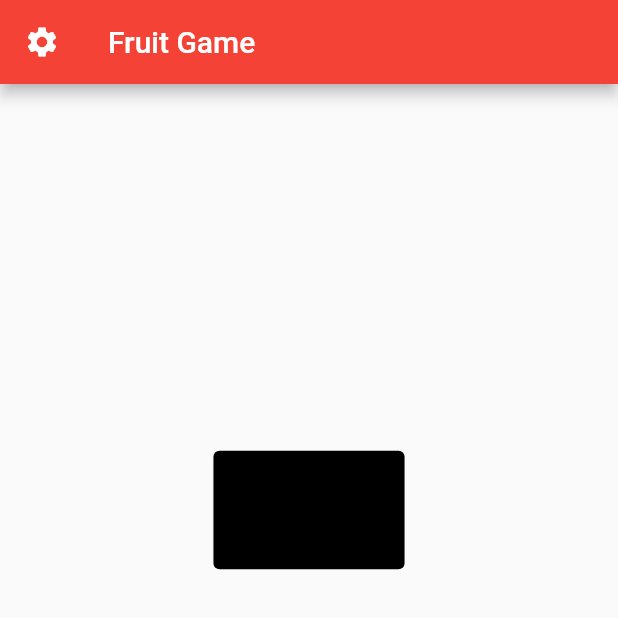
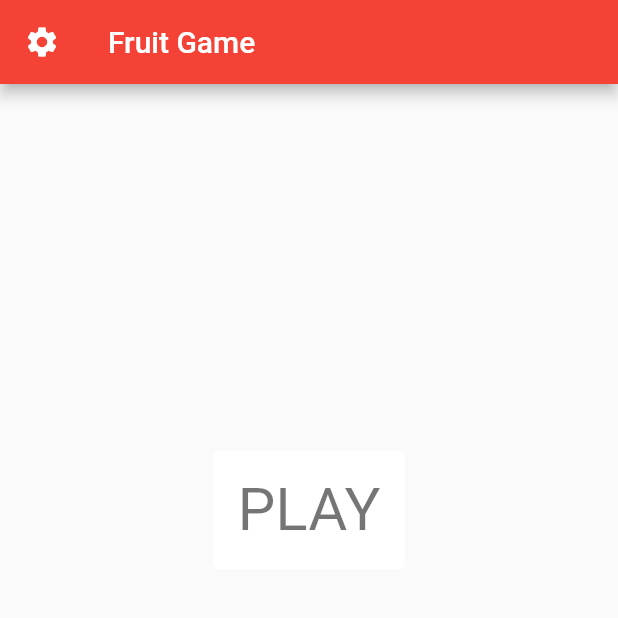
Before and after one commit to connorescajeda/Sensory-Overload, a Flutter app: the screen it shows after launch, on a phone screen of 412 x 824 dp, the top half of it. Run offline on Flutter 3.47's test engine with Material 2 defaults, Android fonts, the phone set to English and light mode, and no system bars; our stand-ins replace animated_background, sensors_plus; missing offline and left inert: dart:html.

```diff
--- a/fruit_collector/lib/main.dart
+++ b/fruit_collector/lib/main.dart
@@ -91,7 +91,7 @@ class _MyHomePageState extends State<MyHomePage>{
               TextButton(
                   key: const Key("Game Button"),
                   style: TextButton.styleFrom(
-                    backgroundColor: Colors.black,
+                    backgroundColor: Colors.white,
                     padding: const EdgeInsets.all(16.0),
                     textStyle: const TextStyle(fontSize: 12),
                   ),
--- a/fruit_collector/lib/player.dart
+++ b/fruit_collector/lib/player.dart
@@ -1,5 +1,4 @@
 import 'dart:async';
-import 'dart:ffi' as prefix;
 import 'dart:math' as math;
 import 'dart:math';
 import 'globals.dart' as globals;
```
Also changed, not shown: fruit_collector/pubspec.lock.
